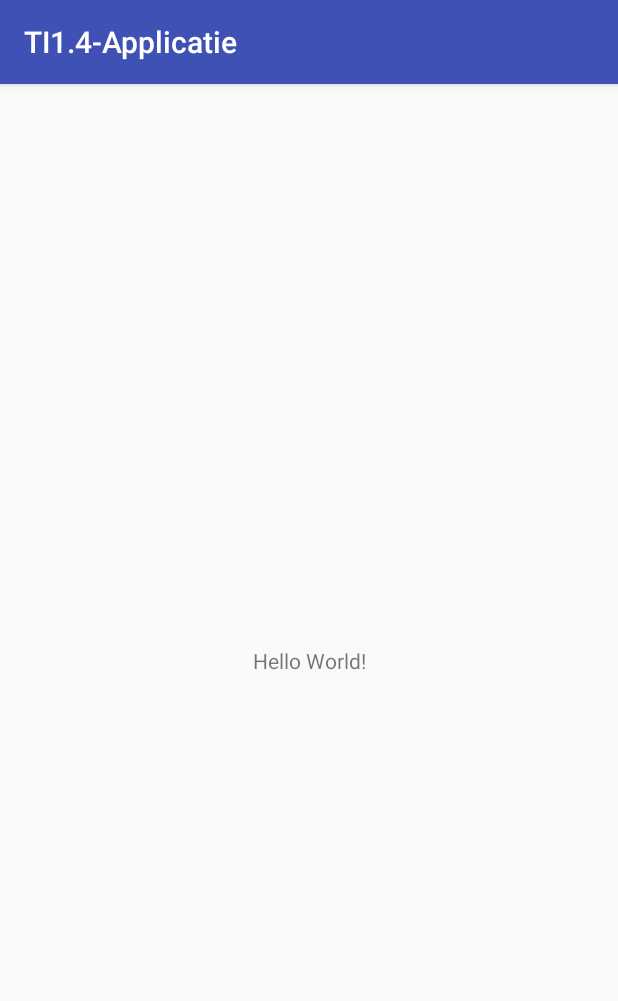
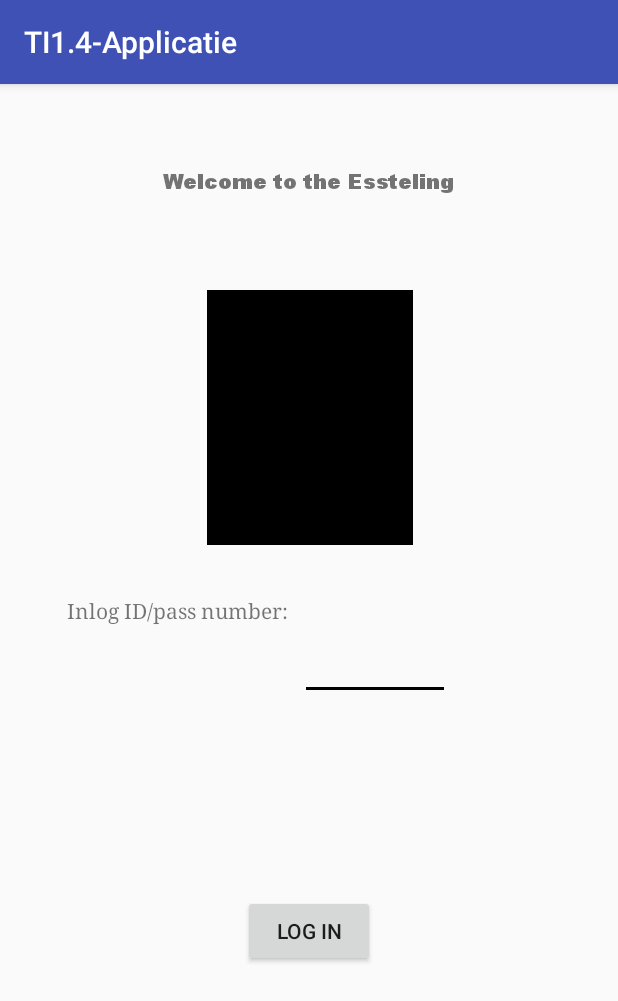
Before and after one commit to jeffason1997/TI1.4-Project-Applicatie, an Android app: the screen it shows after launch (LoginActivity), on a phone screen of 412 x 824 dp. Shown: the top 1001 px of the screen. Run offline under Robolectric (Android 15) with nearby library versions, the phone set to English and light mode, and no system bars.

Commit message:
loginscherm, fonts en attracties in code toegevoegd

```diff
--- /dev/null
+++ b/app/src/main/java/com/b2/projectgroep/ti14_applicatie/Attracties.java
@@ -0,0 +1,63 @@
+package com.b2.projectgroep.ti14_applicatie;
+
+/**
+ * Created by tmbro on 18-5-2017.
+ */
+
+public class Attracties {
+
+    private String name;
+    private String type;
+    private int image;
+    private String info;
+
+    @Override
+    public String toString() {
+        return "Attracties{" +
+                "name='" + name + '\'' +
+                ", type='" + type + '\'' +
+                ", image=" + image +
+                ", info='" + info + '\'' +
+                '}';
+    }
+
+    public String getName() {
+        return name;
+    }
+
+    public void setName(String name) {
+        this.name = name;
+    }
+
+    public String getType() {
+        return type;
+    }
+
+    public void setType(String type) {
+        this.type = type;
+    }
+
+    public int getImage() {
+        return image;
+    }
+
+    public void setImage(int image) {
+        this.image = image;
+    }
+
+    public String getInfo() {
+        return info;
+    }
+
+    public void setInfo(String info) {
+        this.info = info;
+    }
+
+    public Attracties(String name, String type, int image, String info){
+        this.name = name;
+        this.type = type;
+        this.image = image;
+        this.info = info;
+
+    }
+}
--- a/app/src/main/java/com/b2/projectgroep/ti14_applicatie/LoginActivity.java
+++ b/app/src/main/java/com/b2/projectgroep/ti14_applicatie/LoginActivity.java
@@ -1,13 +1,21 @@
 package com.b2.projectgroep.ti14_applicatie;
 
+import android.graphics.Typeface;
 import android.support.v7.app.AppCompatActivity;
 import android.os.Bundle;
+import android.widget.TextView;
 
 public class LoginActivity extends AppCompatActivity {
+
+    TextView tvHead;
 
     @Override
     protected void onCreate(Bundle savedInstanceState) {
         super.onCreate(savedInstanceState);
         setContentView(R.layout.activity_login);
+
+        Typeface type = Typeface.createFromAsset(getAssets(),"fonts/arial-black.ttf");
+        tvHead = (TextView) findViewById(R.id.textView_welkom);
+        tvHead.setTypeface(type);
     }
 }
--- a/app/src/main/res/layout/activity_login.xml
+++ b/app/src/main/res/layout/activity_login.xml
@@ -7,12 +7,85 @@
     tools:context="com.b2.projectgroep.ti14_applicatie.LoginActivity">
 
     <TextView
+        android:id="@+id/textView_welkom"
         android:layout_width="wrap_content"
         android:layout_height="wrap_content"
-        android:text="Hello World!"
+        android:text="@string/welkom_tekst"
         app:layout_constraintBottom_toBottomOf="parent"
         app:layout_constraintLeft_toLeftOf="parent"
         app:layout_constraintRight_toRightOf="parent"
-        app:layout_constraintTop_toTopOf="parent" />
+        app:layout_constraintTop_toTopOf="parent"
+        app:layout_constraintVertical_bias="0.072" />
+
+    <ImageView
+        android:id="@+id/imageView"
+        android:layout_width="137dp"
+        android:layout_height="170dp"
+        android:layout_marginBottom="8dp"
+        android:layout_marginLeft="8dp"
+        android:layout_marginRight="8dp"
+        android:layout_marginTop="17dp"
+        android:contentDescription="@string/login_image_beschrijving"
+        app:layout_constraintBottom_toBottomOf="parent"
+        app:layout_constraintHorizontal_bias="0.502"
+        app:layout_constraintLeft_toLeftOf="parent"
+        app:layout_constraintRight_toRightOf="parent"
+        app:layout_constraintTop_toBottomOf="@+id/textView_welkom"
+        app:layout_constraintVertical_bias="0.091"
+        app:srcCompat="@android:color/black" />
+
+    <TextView
+        android:id="@+id/textView2"
+        android:layout_width="wrap_content"
+        android:layout_height="wrap_content"
+        android:layout_marginBottom="8dp"
+        android:layout_marginLeft="8dp"
+        android:layout_marginRight="8dp"
+        android:layout_marginTop="34dp"
+        android:fontFamily="serif"
+        android:text="@string/inlog_tekst"
+        app:layout_constraintBottom_toTopOf="@+id/button"
+        app:layout_constraintHorizontal_bias="1.0"
+        app:layout_constraintLeft_toLeftOf="parent"
+        app:layout_constraintRight_toLeftOf="@+id/editText"
+        app:layout_constraintTop_toBottomOf="@+id/imageView"
+        app:layout_constraintVertical_bias="0.0" />
+
+    <EditText
+        android:id="@+id/editText"
+        android:layout_width="100dp"
+        android:layout_height="wrap_content"
+        android:layout_marginBottom="8dp"
+        android:layout_marginEnd="41dp"
+        android:layout_marginStart="8dp"
+        android:layout_marginTop="8dp"
+        android:ems="10"
+        android:inputType="textPersonName"
+        android:labelFor="@+id/editText"
+        android:textColor="@android:color/black"
+        android:textColorHighlight="@android:color/black"
+        android:textColorHint="@android:color/black"
+        android:textColorLink="@android:color/black"
+        app:layout_constraintBottom_toTopOf="@+id/button"
+        app:layout_constraintHorizontal_bias="0.732"
+        app:layout_constraintLeft_toLeftOf="parent"
+        app:layout_constraintRight_toRightOf="parent"
+        app:layout_constraintTop_toBottomOf="@+id/imageView"
+        app:layout_constraintVertical_bias="0.291" />
+
+    <Button
+        android:id="@+id/button"
+        android:layout_width="wrap_content"
+        android:layout_height="wrap_content"
+        android:layout_marginBottom="86dp"
+        android:layout_marginLeft="8dp"
+        android:layout_marginRight="8dp"
+        android:layout_marginTop="8dp"
+        android:text="@string/inlog_button"
+        app:layout_constraintBottom_toBottomOf="parent"
+        app:layout_constraintLeft_toLeftOf="parent"
+        app:layout_constraintRight_toRightOf="parent"
+        app:layout_constraintTop_toBottomOf="@+id/imageView"
+        app:layout_constraintVertical_bias="0.708" />
 
 </android.support.constraint.ConstraintLayout>
--- a/app/src/main/res/values/colors.xml
+++ b/app/src/main/res/values/colors.xml
@@ -2,5 +2,5 @@
 <resources>
     <color name="colorPrimary">#3F51B5</color>
     <color name="colorPrimaryDark">#303F9F</color>
-    <color name="colorAccent">#FF4081</color>
+    <color name="colorAccent">#000000</color>
 </resources>
--- a/app/src/main/res/values/strings.xml
+++ b/app/src/main/res/values/strings.xml
@@ -1,3 +1,7 @@
 <resources>
     <string name="app_name">TI1.4-Applicatie</string>
+    <string name="welkom_tekst">Welcome to the Essteling</string>
+    <string name="inlog_tekst">Inlog ID/pass number:</string>
+    <string name="inlog_button">Log in</string>
+    <string name="login_image_beschrijving">generic picture</string>
 </resources>
```
Also changed, not shown: app/src/main/assets/fonts/arial-black.ttf (added), 1 other file.
